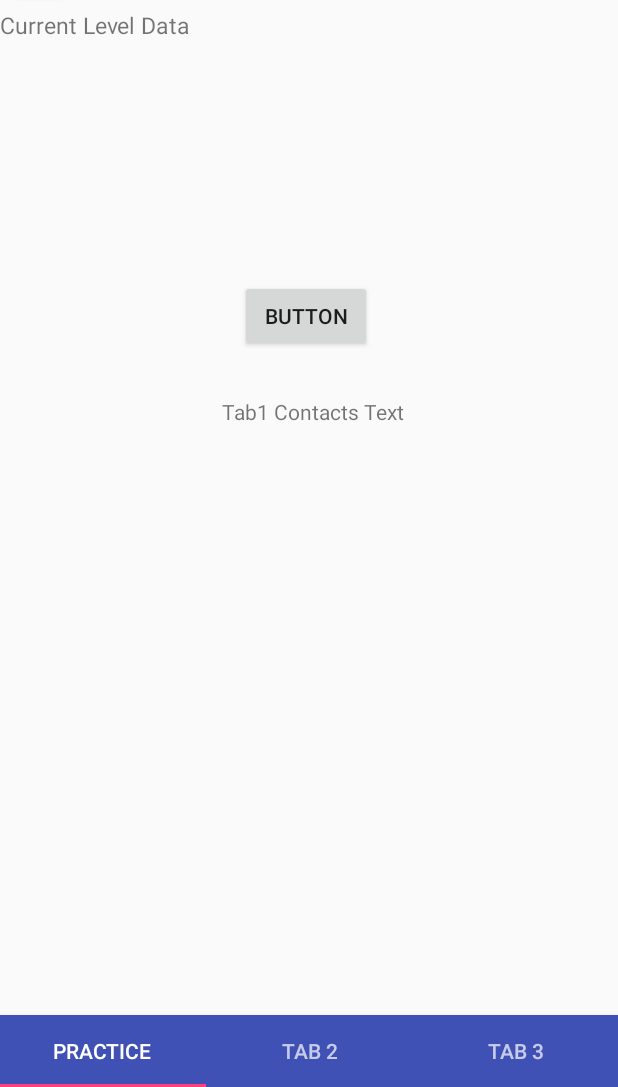
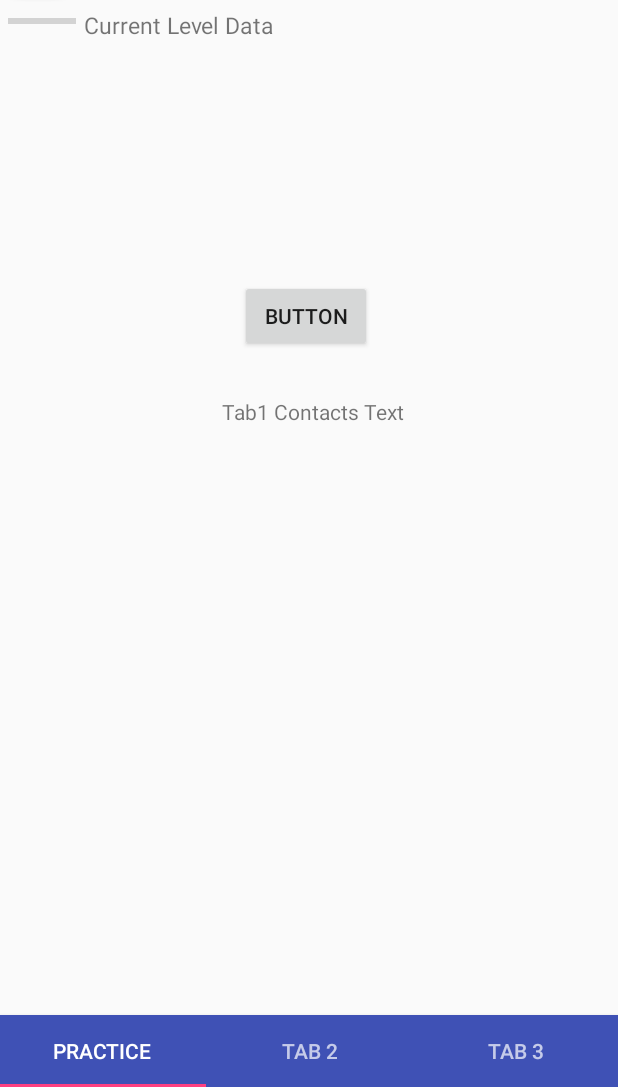
Before and after one commit to ARWongQ/SimpleQuestionsProject, an Android app: the screen it shows after launch (MainActivity), on a phone screen of 412 x 824 dp, the part 149-1236 px from its top. Run offline under Robolectric (Android 15) with nearby library versions, the phone set to English and light mode, and no system bars.

```diff
--- a/app/src/main/java/com/armz/simplequestions/Tab1Practice.java
+++ b/app/src/main/java/com/armz/simplequestions/Tab1Practice.java
@@ -17,6 +17,7 @@ public class Tab1Practice extends Fragment {
     @Override
     public View onCreateView(LayoutInflater inflater, ViewGroup container,
                              Bundle savedInstanceState) {
+
         View rootView = inflater.inflate(R.layout.tab1practice, container, false);
 
         return rootView;
--- a/app/src/main/res/layout/activity_main.xml
+++ b/app/src/main/res/layout/activity_main.xml
@@ -57,13 +57,25 @@
                 />
 
         </LinearLayout>
+        <LinearLayout
+            android:layout_width="match_parent"
+            android:layout_height="wrap_content"
+            android:orientation="horizontal">
+            <ProgressBar
+                android:id="@+id/levelProgressBar"
+                android:layout_width="45dp"
+                android:layout_height="wrap_content"
+                android:layout_marginStart="5dp"
+                style="?android:attr/progressBarStyleHorizontal"/>
 
             <TextView
                 android:layout_width="wrap_content"
                 android:layout_height="wrap_content"
                 android:text="Current Level Data"
                 android:textSize="15dp"
+                android:layout_marginStart="5dp"
                 />
+        </LinearLayout>
 
     </LinearLayout>
 
```
Also changed, not shown: app/src/main/java/com/armz/simplequestions/Question.java (added, +43 -0 lines), app/src/main/java/com/armz/simplequestions/QuestionListFragment.java (added, +23 -0 lines), app/src/main/res/layout/fragment_question_list.xml (added, +7 -0 lines). Lines whose indentation alone changed are shown as unchanged.
